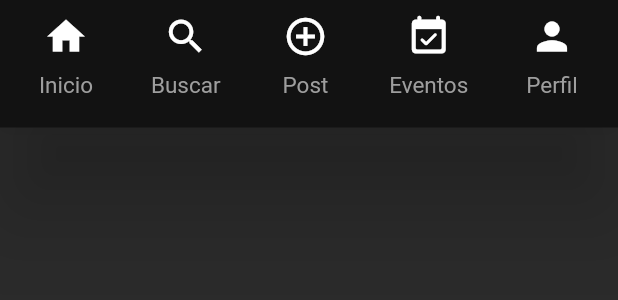
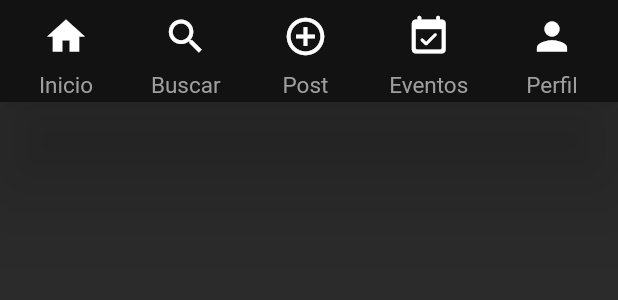
Before and after one commit to GuateGeeks/GeeksDayFlutter, a Flutter app: the BottomNavigation widget shown alone on an empty page, opened directly, on a phone screen of 412 x 824 dp. Shown: the top 300 px of the screen. Run offline on Flutter 3.47's test engine with Material 2 defaults, Android fonts, the phone set to English and light mode, and no system bars; our stand-ins replace cloud_firestore, equatable, firebase_auth, firebase_core, firebase_storage, flutter_bloc and 5 more; missing offline and left inert: dart:html, dart:js, image_whisperer, multiavatar, random_password_generator; accounts and stored records are empty.

Commit message:
Ticket #63 adjust icons in navigation menu

```diff
--- a/lib/ui/bottom_navigation.dart
+++ b/lib/ui/bottom_navigation.dart
@@ -15,7 +15,7 @@ class BottomNavigation extends StatelessWidget {
       color: Theme.of(context).backgroundColor,
       elevation: 30,
       child: Container(
-        margin: EdgeInsets.only(bottom: 25),
+        margin: EdgeInsets.only(bottom: 8),
         padding: EdgeInsets.symmetric(horizontal: 20),
         height: 60,
         child: Row(
```
